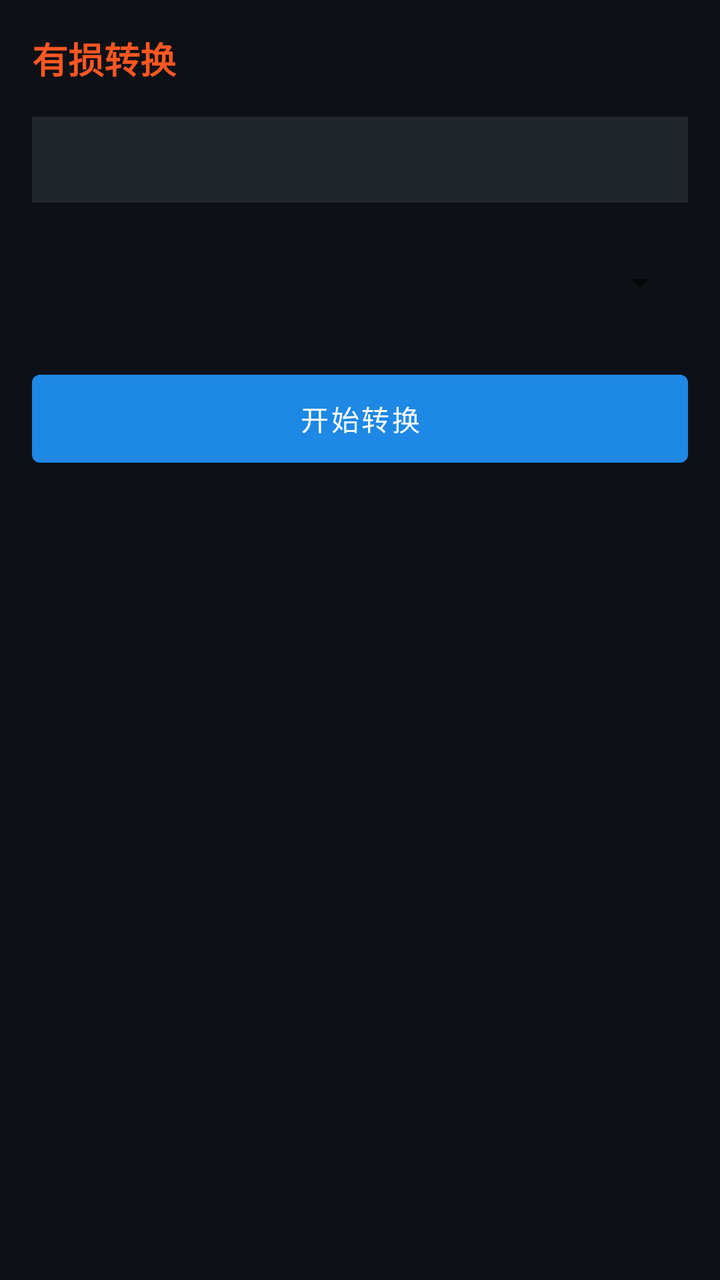
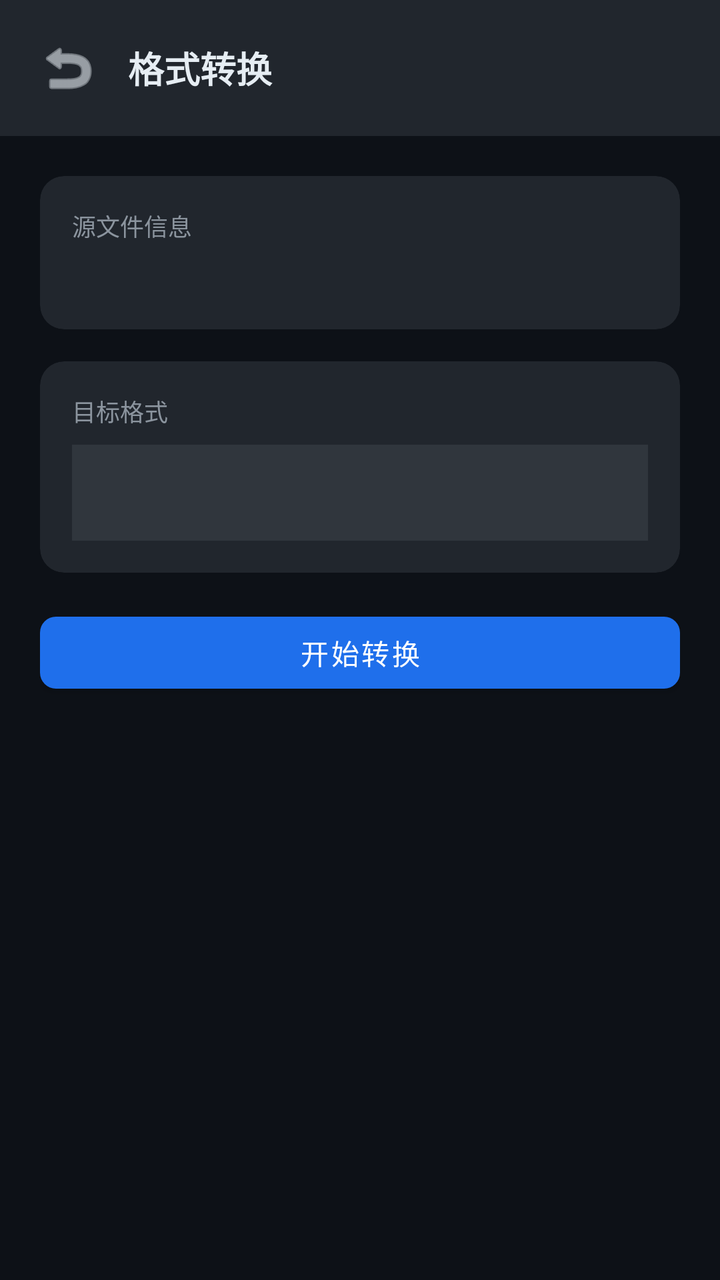

An Android layout rendered at two revisions. The XML below is the earlier revision; the diff shows what the commit changed to produce the second picture.
<!-- AndroidManifest.xml: application theme Theme.WifiAnalyzer -->
<!-- res/layout/activity_convert.xml -->
<?xml version="1.0" encoding="utf-8"?>
<LinearLayout xmlns:android="http://schemas.android.com/apk/res/android"
    android:layout_width="match_parent" android:layout_height="match_parent" android:orientation="vertical" android:background="#FF0D1117" android:padding="16dp">
    <TextView android:layout_width="match_parent" android:layout_height="wrap_content" android:text="有损转换" android:textSize="18sp" android:textColor="#FFFF5722" android:textStyle="bold" android:layout_marginBottom="16dp"/>
    <TextView android:id="@+id/tvSourceFormat" android:layout_width="match_parent" android:layout_height="wrap_content" android:padding="12dp" android:background="#FF21262D" android:textColor="#FFE6EDF3" android:layout_marginBottom="16dp"/>
    <Spinner android:id="@+id/spinnerTargetFormat" android:layout_width="match_parent" android:layout_height="48dp" android:layout_marginBottom="16dp"/>
    <com.google.android.material.button.MaterialButton android:id="@+id/btnConvert" android:layout_width="match_parent" android:layout_height="56dp" android:text="开始转换"/>
    <com.google.android.material.card.MaterialCardView android:id="@+id/cardResult" android:layout_width="match_parent" android:layout_height="wrap_content" android:layout_marginTop="16dp" android:visibility="gone">
        <TextView android:id="@+id/tvConvertResult" android:layout_width="match_parent" android:layout_height="wrap_content" android:padding="12dp"/>
    </com.google.android.material.card.MaterialCardView>
</LinearLayout>
<!-- resources referenced by this layout -->
<resources>
  <style name="Theme.WifiAnalyzer" parent="Theme.MaterialComponents.DayNight.NoActionBar">
          <item name="colorPrimary">#FF1E88E5</item>
          <item name="android:colorBackground">#FF0D1117</item>
          <item name="colorSurface">#FF21262D</item>
          <item name="colorOnSurface">#FFE6EDF3</item>
      </style>
</resources>

<!-- the commit's change to res/layout/activity_convert.xml (unified diff, before → after) -->
@@ -1,11 +1,127 @@
 <?xml version="1.0" encoding="utf-8"?>
 <LinearLayout xmlns:android="http://schemas.android.com/apk/res/android"
-    android:layout_width="match_parent" android:layout_height="match_parent" android:orientation="vertical" android:background="#FF0D1117" android:padding="16dp">
-    <TextView android:layout_width="match_parent" android:layout_height="wrap_content" android:text="有损转换" android:textSize="18sp" android:textColor="#FFFF5722" android:textStyle="bold" android:layout_marginBottom="16dp"/>
-    <TextView android:id="@+id/tvSourceFormat" android:layout_width="match_parent" android:layout_height="wrap_content" android:padding="12dp" android:background="#FF21262D" android:textColor="#FFE6EDF3" android:layout_marginBottom="16dp"/>
-    <Spinner android:id="@+id/spinnerTargetFormat" android:layout_width="match_parent" android:layout_height="48dp" android:layout_marginBottom="16dp"/>
-    <com.google.android.material.button.MaterialButton android:id="@+id/btnConvert" android:layout_width="match_parent" android:layout_height="56dp" android:text="开始转换"/>
-    <com.google.android.material.card.MaterialCardView android:id="@+id/cardResult" android:layout_width="match_parent" android:layout_height="wrap_content" android:layout_marginTop="16dp" android:visibility="gone">
-        <TextView android:id="@+id/tvConvertResult" android:layout_width="match_parent" android:layout_height="wrap_content" android:padding="12dp"/>
-    </com.google.android.material.card.MaterialCardView>
+    xmlns:app="http://schemas.android.com/apk/res-auto"
+    android:layout_width="match_parent"
+    android:layout_height="match_parent"
+    android:orientation="vertical"
+    android:background="#FF0D1117">
+
+    <LinearLayout
+        android:layout_width="match_parent"
+        android:layout_height="wrap_content"
+        android:orientation="horizontal"
+        android:gravity="center_vertical"
+        android:padding="16dp"
+        android:background="#FF21262D">
+
+        <ImageButton
+            android:id="@+id/btnBack"
+            android:layout_width="36dp"
+            android:layout_height="36dp"
+            android:src="@android:drawable/ic_menu_revert"
+            android:background="?attr/selectableItemBackgroundBorderless"
+            android:contentDescription="返回"
+            app:tint="#FFE6EDF3" />
+
+        <TextView
+            android:layout_width="0dp"
+            android:layout_height="wrap_content"
+            android:layout_weight="1"
+            android:text="格式转换"
+            android:textSize="18sp"
+            android:textColor="#FFE6EDF3"
+            android:textStyle="bold"
+            android:layout_marginStart="12dp" />
+    </LinearLayout>
+
+    <LinearLayout
+        android:layout_width="match_parent"
+        android:layout_height="0dp"
+        android:layout_weight="1"
+        android:orientation="vertical"
+        android:padding="20dp">
+
+        <com.google.android.material.card.MaterialCardView
+            android:layout_width="match_parent"
+            android:layout_height="wrap_content"
+            app:cardBackgroundColor="#FF21262D"
+            app:cardCornerRadius="12dp"
+            app:cardElevation="0dp"
+            android:layout_marginBottom="16dp">
+
+            <LinearLayout
+                android:layout_width="match_parent"
+                android:layout_height="wrap_content"
+                android:orientation="vertical"
+                android:padding="16dp">
+
+                <TextView
+                    android:layout_width="wrap_content"
+                    android:layout_height="wrap_content"
+                    android:text="源文件信息"
+                    android:textSize="12sp"
+                    android:textColor="#FF8B949E"
+                    android:layout_marginBottom="8dp" />
+
+                <TextView
+                    android:id="@+id/tvSourceInfo"
+                    android:layout_width="match_parent"
+                    android:layout_height="wrap_content"
+                    android:textColor="#FFE6EDF3"
+                    android:textSize="14sp" />
+            </LinearLayout>
+        </com.google.android.material.card.MaterialCardView>
+
+        <com.google.android.material.card.MaterialCardView
+            android:layout_width="match_parent"
+            android:layout_height="wrap_content"
+            app:cardBackgroundColor="#FF21262D"
+            app:cardCornerRadius="12dp"
+            app:cardElevation="0dp"
+            android:layout_marginBottom="16dp">
+
+            <LinearLayout
+                android:layout_width="match_parent"
+                android:layout_height="wrap_content"
+                android:orientation="vertical"
+                android:padding="16dp">
+
+                <TextView
+                    android:layout_width="wrap_content"
+                    android:layout_height="wrap_content"
+                    android:text="目标格式"
+                    android:textSize="12sp"
+                    android:textColor="#FF8B949E"
+                    android:layout_marginBottom="8dp" />
+
+                <Spinner
+                    android:id="@+id/spinnerTarget"
+                    android:layout_width="match_parent"
+                    android:layout_height="48dp"
+                    android:background="#FF30363D"
+                    android:paddingHorizontal="12dp" />
+            </LinearLayout>
+        </com.google.android.material.card.MaterialCardView>
+
+        <com.google.android.material.button.MaterialButton
+            android:id="@+id/btnStartConvert"
+            android:layout_width="match_parent"
+            android:layout_height="48dp"
+            android:text="开始转换"
+            android:textAllCaps="false"
+            app:backgroundTint="#FF1F6FEB"
+            app:cornerRadius="8dp"
+            android:layout_marginBottom="16dp" />
+
+        <TextView
+            android:id="@+id/tvConvertResult"
+            android:layout_width="match_parent"
+            android:layout_height="wrap_content"
+            android:fontFamily="monospace"
+            android:textSize="12sp"
+            android:textColor="#FF3FB950"
+            android:background="#FF161B22"
+            android:padding="12dp"
+            android:visibility="gone" />
+    </LinearLayout>
 </LinearLayout>
<!-- resource entries referenced after the edit -->
@@ -1,10 +1,17 @@
 <!-- resources referenced by this layout -->
 <resources>
   <style name="Theme.WifiAnalyzer" parent="Theme.MaterialComponents.DayNight.NoActionBar">
-          <item name="colorPrimary">#FF1E88E5</item>
+          <item name="colorPrimary">#FF1F6FEB</item>
+          <item name="colorPrimaryVariant">#FF388BFD</item>
+          <item name="colorOnPrimary">#FFFFFFFF</item>
           <item name="android:colorBackground">#FF0D1117</item>
           <item name="colorSurface">#FF21262D</item>
           <item name="colorOnSurface">#FFE6EDF3</item>
+          <item name="colorSecondary">#FF58A6FF</item>
+          <item name="colorOnSecondary">#FFFFFFFF</item>
+          <item name="android:statusBarColor">#FF0D1117</item>
+          <item name="android:navigationBarColor">#FF0D1117</item>
+          <item name="android:windowLightStatusBar">false</item>
       </style>
 </resources>
 
